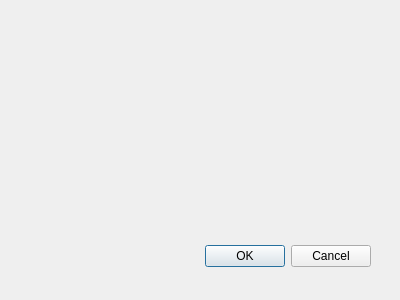
The window that code/xrQt/xrDevLaunch/xrSettings.ui (xrLil-Batya/xray-oxygen) describes before a commit, drawn with Qt 5.
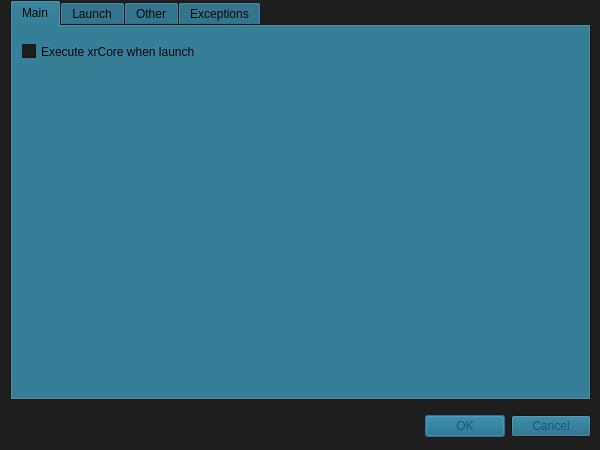
The same window after the commit.

Commit message: *EDIT: xrDevLaunch RC2 part 2

```diff
--- a/code/xrQt/xrDevLaunch/xrSettings.ui
+++ b/code/xrQt/xrDevLaunch/xrSettings.ui
@@ -8,18 +8,472 @@
    <rect>
     <x>0</x>
     <y>0</y>
-    <width>400</width>
-    <height>300</height>
+    <width>600</width>
+    <height>450</height>
    </rect>
   </property>
+  <property name="minimumSize">
+   <size>
+    <width>600</width>
+    <height>450</height>
+   </size>
+  </property>
+  <property name="maximumSize">
+   <size>
+    <width>600</width>
+    <height>450</height>
+   </size>
+  </property>
+  <property name="palette">
+   <palette>
+    <active>
+     <colorrole role="WindowText">
+      <brush brushstyle="SolidPattern">
+       <color alpha="255">
+        <red>23</red>
+        <green>121</green>
+        <blue>157</blue>
+       </color>
+      </brush>
+     </colorrole>
+     <colorrole role="Button">
+      <brush brushstyle="SolidPattern">
+       <color alpha="255">
+        <red>18</red>
+        <green>97</green>
+        <blue>126</blue>
+       </color>
+      </brush>
+     </colorrole>
+     <colorrole role="Light">
+      <brush brushstyle="SolidPattern">
+       <color alpha="255">
+        <red>126</red>
+        <green>126</green>
+        <blue>126</blue>
+       </color>
+      </brush>
+     </colorrole>
+     <colorrole role="Midlight">
+      <brush brushstyle="SolidPattern">
+       <color alpha="255">
+        <red>122</red>
+        <green>122</green>
+        <blue>122</blue>
+       </color>
+      </brush>
+     </colorrole>
+     <colorrole role="Dark">
+      <brush brushstyle="SolidPattern">
+       <color alpha="255">
+        <red>30</red>
+        <green>30</green>
+        <blue>30</blue>
+       </color>
+      </brush>
+     </colorrole>
+     <colorrole role="Mid">
+      <brush brushstyle="SolidPattern">
+       <color alpha="255">
+        <red>57</red>
+        <green>57</green>
+        <blue>57</blue>
+       </color>
+      </brush>
+     </colorrole>
+     <colorrole role="Text">
+      <brush brushstyle="SolidPattern">
+       <color alpha="255">
+        <red>25</red>
+        <green>147</green>
+        <blue>184</blue>
+       </color>
+      </brush>
+     </colorrole>
+     <colorrole role="BrightText">
+      <brush brushstyle="SolidPattern">
+       <color alpha="255">
+        <red>32</red>
+        <green>181</green>
+        <blue>230</blue>
+       </color>
+      </brush>
+     </colorrole>
+     <colorrole role="ButtonText">
+      <brush brushstyle="SolidPattern">
+       <color alpha="255">
+        <red>25</red>
+        <green>86</green>
+        <blue>126</blue>
+       </color>
+      </brush>
+     </colorrole>
+     <colorrole role="Base">
+      <brush brushstyle="SolidPattern">
+       <color alpha="255">
+        <red>30</red>
+        <green>30</green>
+        <blue>30</blue>
+       </color>
+      </brush>
+     </colorrole>
+     <colorrole role="Window">
+      <brush brushstyle="SolidPattern">
+       <color alpha="255">
+        <red>30</red>
+        <green>30</green>
+        <blue>30</blue>
+       </color>
+      </brush>
+     </colorrole>
+     <colorrole role="Shadow">
+      <brush brushstyle="SolidPattern">
+       <color alpha="255">
+        <red>41</red>
+        <green>41</green>
+        <blue>41</blue>
+       </color>
+      </brush>
+     </colorrole>
+     <colorrole role="HighlightedText">
+      <brush brushstyle="SolidPattern">
+       <color alpha="255">
+        <red>23</red>
+        <green>121</green>
+        <blue>157</blue>
+       </color>
+      </brush>
+     </colorrole>
+     <colorrole role="Link">
+      <brush brushstyle="SolidPattern">
+       <color alpha="255">
+        <red>23</red>
+        <green>121</green>
+        <blue>157</blue>
+       </color>
+      </brush>
+     </colorrole>
+     <colorrole role="AlternateBase">
+      <brush brushstyle="SolidPattern">
+       <color alpha="255">
+        <red>30</red>
+        <green>30</green>
+        <blue>30</blue>
+       </color>
+      </brush>
+     </colorrole>
+     <colorrole role="ToolTipBase">
+      <brush brushstyle="SolidPattern">
+       <color alpha="102">
+        <red>32</red>
+        <green>181</green>
+        <blue>230</blue>
+       </color>
+      </brush>
+     </colorrole>
+    </active>
+    <inactive>
+     <colorrole role="WindowText">
+      <brush brushstyle="SolidPattern">
+       <color alpha="255">
+        <red>23</red>
+        <green>121</green>
+        <blue>157</blue>
+       </color>
+      </brush>
+     </colorrole>
+     <colorrole role="Button">
+      <brush brushstyle="SolidPattern">
+       <color alpha="255">
+        <red>18</red>
+        <green>97</green>
+        <blue>126</blue>
+       </color>
+      </brush>
+     </colorrole>
+     <colorrole role="Light">
+      <brush brushstyle="SolidPattern">
+       <color alpha="255">
+        <red>126</red>
+        <green>126</green>
+        <blue>126</blue>
+       </color>
+      </brush>
+     </colorrole>
+     <colorrole role="Midlight">
+      <brush brushstyle="SolidPattern">
+       <color alpha="255">
+        <red>122</red>
+        <green>122</green>
+        <blue>122</blue>
+       </color>
+      </brush>
+     </colorrole>
+     <colorrole role="Dark">
+      <brush brushstyle="SolidPattern">
+       <color alpha="255">
+        <red>30</red>
+        <green>30</green>
+        <blue>30</blue>
+       </color>
+      </brush>
+     </colorrole>
+     <colorrole role="Mid">
+      <brush brushstyle="SolidPattern">
+       <color alpha="255">
+        <red>57</red>
+        <green>57</green>
+        <blue>57</blue>
+       </color>
+      </brush>
+     </colorrole>
+     <colorrole role="Text">
+      <brush brushstyle="SolidPattern">
+       <color alpha="255">
+        <red>25</red>
+        <green>147</green>
+        <blue>184</blue>
+       </color>
+      </brush>
+     </colorrole>
+     <colorrole role="BrightText">
+      <brush brushstyle="SolidPattern">
+       <color alpha="255">
+        <red>32</red>
+        <green>181</green>
+        <blue>230</blue>
+       </color>
+      </brush>
+     </colorrole>
+     <colorrole role="ButtonText">
+      <brush brushstyle="SolidPattern">
+       <color alpha="255">
+        <red>25</red>
+        <green>86</green>
+        <blue>126</blue>
+       </color>
+      </brush>
+     </colorrole>
+     <colorrole role="Base">
+      <brush brushstyle="SolidPattern">
+       <color alpha="255">
+        <red>30</red>
+        <green>30</green>
+        <blue>30</blue>
+       </color>
+      </brush>
+     </colorrole>
+     <colorrole role="Window">
+      <brush brushstyle="SolidPattern">
+       <color alpha="255">
+        <red>30</red>
+        <green>30</green>
+        <blue>30</blue>
+       </color>
+      </brush>
+     </colorrole>
+     <colorrole role="Shadow">
+      <brush brushstyle="SolidPattern">
+       <color alpha="255">
+        <red>41</red>
+        <green>41</green>
+        <blue>41</blue>
+       </color>
+      </brush>
+     </colorrole>
+     <colorrole role="HighlightedText">
+      <brush brushstyle="SolidPattern">
+       <color alpha="255">
+        <red>23</red>
+        <green>121</green>
+        <blue>157</blue>
+       </color>
+      </brush>
+     </colorrole>
+     <colorrole role="Link">
+      <brush brushstyle="SolidPattern">
+       <color alpha="255">
+        <red>23</red>
+        <green>121</green>
+        <blue>157</blue>
+       </color>
+      </brush>
+     </colorrole>
+     <colorrole role="AlternateBase">
+      <brush brushstyle="SolidPattern">
+       <color alpha="255">
+        <red>30</red>
+        <green>30</green>
+        <blue>30</blue>
+       </color>
+      </brush>
+     </colorrole>
+     <colorrole role="ToolTipBase">
+      <brush brushstyle="SolidPattern">
+       <color alpha="102">
+        <red>32</red>
+        <green>181</green>
+        <blue>230</blue>
+       </color>
+      </brush>
+     </colorrole>
+    </inactive>
+    <disabled>
+     <colorrole role="WindowText">
+      <brush brushstyle="SolidPattern">
+       <color alpha="255">
+        <red>30</red>
+        <green>30</green>
+        <blue>30</blue>
+       </color>
+      </brush>
+     </colorrole>
+     <colorrole role="Button">
+      <brush brushstyle="SolidPattern">
+       <color alpha="255">
+        <red>18</red>
+        <green>97</green>
+        <blue>126</blue>
+       </color>
+      </brush>
+     </colorrole>
+     <colorrole role="Light">
+      <brush brushstyle="SolidPattern">
+       <color alpha="255">
+        <red>126</red>
+        <green>126</green>
+        <blue>126</blue>
+       </color>
+      </brush>
+     </colorrole>
+     <colorrole role="Midlight">
+      <brush brushstyle="SolidPattern">
+       <color alpha="255">
+        <red>122</red>
+        <green>122</green>
+        <blue>122</blue>
+       </color>
+      </brush>
+     </colorrole>
+     <colorrole role="Dark">
+      <brush brushstyle="SolidPattern">
+       <color alpha="255">
+        <red>30</red>
+        <green>30</green>
+        <blue>30</blue>
+       </color>
+      </brush>
+     </colorrole>
+     <colorrole role="Mid">
+      <brush brushstyle="SolidPattern">
+       <color alpha="255">
+        <red>57</red>
+        <green>57</green>
+        <blue>57</blue>
+       </color>
+      </brush>
+     </colorrole>
+     <colorrole role="Text">
+      <brush brushstyle="SolidPattern">
+       <color alpha="255">
+        <red>30</red>
+        <green>30</green>
+        <blue>30</blue>
+       </color>
+      </brush>
+     </colorrole>
+     <colorrole role="BrightText">
+      <brush brushstyle="SolidPattern">
+       <color alpha="255">
+        <red>32</red>
+        <green>181</green>
+        <blue>230</blue>
+       </color>
+      </brush>
+     </colorrole>
+     <colorrole role="ButtonText">
+      <brush brushstyle="SolidPattern">
+       <color alpha="255">
+        <red>30</red>
+        <green>30</green>
+        <blue>30</blue>
+       </color>
+      </brush>
+     </colorrole>
+     <colorrole role="Base">
+      <brush brushstyle="SolidPattern">
+       <color alpha="255">
+        <red>30</red>
+        <green>30</green>
+        <blue>30</blue>
+       </color>
+      </brush>
+     </colorrole>
+     <colorrole role="Window">
+      <brush brushstyle="SolidPattern">
+       <color alpha="255">
+        <red>30</red>
+        <green>30</green>
+        <blue>30</blue>
+       </color>
+      </brush>
+     </colorrole>
+     <colorrole role="Shadow">
+      <brush brushstyle="SolidPattern">
+       <color alpha="255">
+        <red>41</red>
+        <green>41</green>
+        <blue>41</blue>
+       </color>
+      </brush>
+     </colorrole>
+     <colorrole role="HighlightedText">
+      <brush brushstyle="SolidPattern">
+       <color alpha="255">
+        <red>23</red>
+        <green>121</green>
+        <blue>157</blue>
+       </color>
+      </brush>
+     </colorrole>
+     <colorrole role="Link">
+      <brush brushstyle="SolidPattern">
+       <color alpha="255">
+        <red>23</red>
+        <green>121</green>
+        <blue>157</blue>
+       </color>
+      </brush>
+     </colorrole>
+     <colorrole role="AlternateBase">
+      <brush brushstyle="SolidPattern">
+       <color alpha="255">
+        <red>30</red>
+        <green>30</green>
+        <blue>30</blue>
+       </color>
+      </brush>
+     </colorrole>
+     <colorrole role="ToolTipBase">
+      <brush brushstyle="SolidPattern">
+       <color alpha="102">
+        <red>32</red>
+        <green>181</green>
+        <blue>230</blue>
+       </color>
+      </brush>
+     </colorrole>
+    </disabled>
+   </palette>
+  </property>
   <property name="windowTitle">
    <string>Dialog</string>
   </property>
   <widget name="buttonBox" class="QDialogButtonBox">
    <property name="geometry">
     <rect>
-     <x>30</x>
-     <y>240</y>
+     <x>250</x>
+     <y>410</y>
      <width>341</width>
      <height>32</height>
     </rect>
@@ -31,6 +485,170 @@
     <set>QDialogButtonBox::Cancel|QDialogButtonBox::Ok</set>
    </property>
   </widget>
+  <widget class="QTabWidget" name="tabWidget">
+   <property name="geometry">
+    <rect>
+     <x>10</x>
+     <y>0</y>
+     <width>581</width>
+     <height>401</height>
+    </rect>
+   </property>
+   <property name="palette">
+    <palette>
+     <active>
+      <colorrole role="WindowText">
+       <brush brushstyle="SolidPattern">
+        <color alpha="255">
+         <red>9</red>
+         <green>9</green>
+         <blue>9</blue>
+        </color>
+       </brush>
+      </colorrole>
+      <colorrole role="BrightText">
+       <brush brushstyle="SolidPattern">
+        <color alpha="255">
+         <red>5</red>
+         <green>30</green>
+         <blue>38</blue>
+        </color>
+       </brush>
+      </colorrole>
+      <colorrole role="ButtonText">
+       <brush brushstyle="SolidPattern">
+        <color alpha="255">
+         <red>4</red>
+         <green>17</green>
+         <blue>25</blue>
+        </color>
+       </brush>
+      </colorrole>
+      <colorrole role="HighlightedText">
+       <brush brushstyle="SolidPattern">
+        <color alpha="255">
+         <red>7</red>
+         <green>38</green>
+         <blue>50</blue>
+        </color>
+       </brush>
+      </colorrole>
+     </active>
+     <inactive>
+      <colorrole role="WindowText">
+       <brush brushstyle="SolidPattern">
+        <color alpha="255">
+         <red>9</red>
+         <green>9</green>
+         <blue>9</blue>
+        </color>
+       </brush>
+      </colorrole>
+      <colorrole role="BrightText">
+       <brush brushstyle="SolidPattern">
+        <color alpha="255">
+         <red>5</red>
+         <green>30</green>
+         <blue>38</blue>
+        </color>
+       </brush>
+      </colorrole>
+      <colorrole role="ButtonText">
+       <brush brushstyle="SolidPattern">
+        <color alpha="255">
+         <red>4</red>
+         <green>17</green>
+         <blue>25</blue>
+        </color>
+       </brush>
+      </colorrole>
+      <colorrole role="HighlightedText">
+       <brush brushstyle="SolidPattern">
+        <color alpha="255">
+         <red>7</red>
+         <green>38</green>
+         <blue>50</blue>
+        </color>
+       </brush>
+      </colorrole>
+     </inactive>
+     <disabled>
+      <colorrole role="WindowText">
+       <brush brushstyle="SolidPattern">
+        <color alpha="255">
+         <red>30</red>
+         <green>30</green>
+         <blue>30</blue>
+        </color>
+       </brush>
+      </colorrole>
+      <colorrole role="BrightText">
+       <brush brushstyle="SolidPattern">
+        <color alpha="255">
+         <red>5</red>
+         <green>30</green>
+         <blue>38</blue>
+        </color>
+       </brush>
+      </colorrole>
+      <colorrole role="ButtonText">
+       <brush brushstyle="SolidPattern">
+        <color alpha="255">
+         <red>30</red>
+         <green>30</green>
+         <blue>30</blue>
+        </color>
+       </brush>
+      </colorrole>
+      <colorrole role="HighlightedText">
+       <brush brushstyle="SolidPattern">
+        <color alpha="255">
+         <red>7</red>
+         <green>38</green>
+         <blue>50</blue>
+        </color>
+       </brush>
+      </colorrole>
+     </disabled>
+    </palette>
+   </property>
+   <property name="currentIndex">
+    <number>0</number>
+   </property>
+   <widget class="QWidget" name="mainTab">
+    <attribute name="title">
+     <string>Main</string>
+    </attribute>
+    <widget class="QCheckBox" name="checkBox">
+     <property name="geometry">
+      <rect>
+       <x>10</x>
+       <y>10</y>
+       <width>401</width>
+       <height>31</height>
+      </rect>
+     </property>
+     <property name="text">
+      <string>Execute xrCore when launch</string>
+     </property>
+    </widget>
+   </widget>
+   <widget class="QWidget" name="secondTab">
+    <attribute name="title">
+     <string>Launch</string>
+    </attribute>
+   </widget>
+   <widget class="QWidget" name="otherTab">
+    <attribute name="title">
+     <string>Other</string>
+    </attribute>
+   </widget>
+   <widget class="QWidget" name="primaryTab">
+    <attribute name="title">
+     <string>Exceptions</string>
+    </attribute>
+   </widget>
+  </widget>
  </widget>
  <pixmapfunction/>
  <resources/>
```
Left out of the diff: 9 changed lines with no effect on the pictures. The commit also changes 21 other files.
